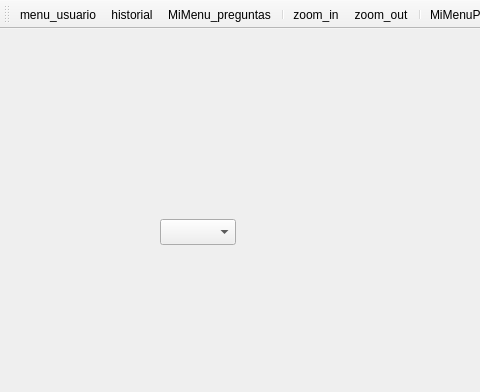
The window that proyecto_IHM/mainwindow.ui (pgomsan/proyecto_IHM) describes before a commit, drawn with Qt 5; both pictures show x 0 to 480 and y 0 to 392 of the 800 by 600 pixel window.
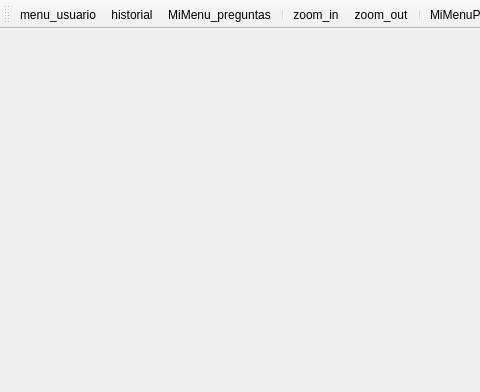
The same window after the commit. Icons and pictures are not drawn.

Commit message: Cambios en los iconos del toolbar

The edit to the form file:
```diff
--- a/proyecto_IHM/mainwindow.ui
+++ b/proyecto_IHM/mainwindow.ui
@@ -13,18 +13,7 @@
   <property name="windowTitle">
    <string>MainWindow</string>
   </property>
-  <widget class="QWidget" name="centralwidget">
-   <widget class="QComboBox" name="comboBox">
-    <property name="geometry">
-     <rect>
-      <x>160</x>
-      <y>190</y>
-      <width>76</width>
-      <height>26</height>
-     </rect>
-    </property>
-   </widget>
-  </widget>
+  <widget class="QWidget" name="centralwidget"/>
   <widget class="QStatusBar" name="statusbar"/>
   <widget class="QToolBar" name="toolBar">
    <property name="windowTitle">
```
The commit also changes 5 other files.
